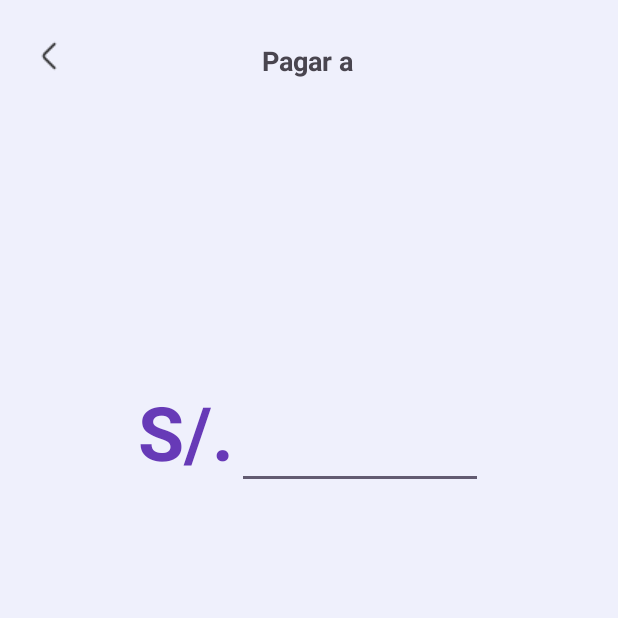
After one commit to CharlsMikhail/TPAGO, an Android app: the fragment RealizarO_Fragment shown on its own in the app's theme, on a phone screen of 412 x 824 dp, the top half of it. The commit adds this screen. Run offline under Robolectric (Android 15) with nearby library versions, the light colour scheme and no system bars.

Commit message:
UPDATE 4, fragment realizar

```diff
--- /dev/null
+++ b/TPAGO_APP/app/src/main/java/com/example/tpago/RealizarO_Fragment.kt
@@ -0,0 +1,59 @@
+package com.example.tpago
+
+import android.os.Bundle
+import androidx.fragment.app.Fragment
+import android.view.LayoutInflater
+import android.view.View
+import android.view.ViewGroup
+
+// TODO: Rename parameter arguments, choose names that match
+// the fragment initialization parameters, e.g. ARG_ITEM_NUMBER
+private const val ARG_PARAM1 = "param1"
+private const val ARG_PARAM2 = "param2"
+
+/**
+ * A simple [Fragment] subclass.
+ * Use the [RealizarO_Fragment.newInstance] factory method to
+ * create an instance of this fragment.
+ */
+class RealizarO_Fragment : Fragment() {
+    // TODO: Rename and change types of parameters
+    private var param1: String? = null
+    private var param2: String? = null
+
+    override fun onCreate(savedInstanceState: Bundle?) {
+        super.onCreate(savedInstanceState)
+        arguments?.let {
+            param1 = it.getString(ARG_PARAM1)
+            param2 = it.getString(ARG_PARAM2)
+        }
+    }
+
+    override fun onCreateView(
+        inflater: LayoutInflater, container: ViewGroup?,
+        savedInstanceState: Bundle?
+    ): View? {
+        // Inflate the layout for this fragment
+        return inflater.inflate(R.layout.fragment_realizar_o_, container, false)
+    }
+
+    companion object {
+        /**
+         * Use this factory method to create a new instance of
+         * this fragment using the provided parameters.
+         *
+         * @param param1 Parameter 1.
+         * @param param2 Parameter 2.
+         * @return A new instance of fragment RealizarO_Fragment.
+         */
+        // TODO: Rename and change types and number of parameters
+        @JvmStatic
+        fun newInstance(param1: String, param2: String) =
+            RealizarO_Fragment().apply {
+                arguments = Bundle().apply {
+                    putString(ARG_PARAM1, param1)
+                    putString(ARG_PARAM2, param2)
+                }
+            }
+    }
+}
--- /dev/null
+++ b/TPAGO_APP/app/src/main/res/layout/fragment_realizar_o_.xml
@@ -0,0 +1,80 @@
+<?xml version="1.0" encoding="utf-8"?>
+<androidx.constraintlayout.widget.ConstraintLayout xmlns:android="http://schemas.android.com/apk/res/android"
+    xmlns:app="http://schemas.android.com/apk/res-auto"
+    xmlns:tools="http://schemas.android.com/tools"
+    android:layout_width="match_parent"
+    android:layout_height="match_parent"
+    android:background="#EFF0FC"
+    tools:context=".RealizarO_Fragment" >
+
+    <androidx.constraintlayout.widget.ConstraintLayout
+        android:id="@+id/constraintLayout"
+        android:layout_width="match_parent"
+        android:layout_height="70dp"
+        app:layout_constraintEnd_toEndOf="parent"
+        app:layout_constraintStart_toStartOf="parent"
+        app:layout_constraintTop_toTopOf="parent">
+
+        <ImageView
+            android:id="@+id/imageView3"
+            android:layout_width="wrap_content"
+            android:layout_height="wrap_content"
+            android:src="@drawable/atras"
+            app:layout_constraintBottom_toBottomOf="parent"
+            app:layout_constraintEnd_toStartOf="@+id/textView3"
+            app:layout_constraintHorizontal_bias="0.117"
+            app:layout_constraintStart_toStartOf="parent"
+            app:layout_constraintTop_toTopOf="parent"
+            app:layout_constraintVertical_bias="0.567" />
+
+        <TextView
+            android:id="@+id/textView3"
+            android:layout_width="wrap_content"
+            android:layout_height="wrap_content"
+            android:layout_marginTop="28dp"
+            android:text="Pagar a"
+            android:textSize="18dp"
+            android:textStyle="bold"
+            app:layout_constraintEnd_toEndOf="parent"
+            app:layout_constraintHorizontal_bias="0.498"
+            app:layout_constraintStart_toStartOf="parent"
+            app:layout_constraintTop_toTopOf="parent" />
+
+    </androidx.constraintlayout.widget.ConstraintLayout>
+
+    <LinearLayout
+        android:layout_width="match_parent"
+        android:layout_height="100dp"
+        android:layout_marginTop="156dp"
+        android:layout_marginStart="90dp"
+        android:layout_marginEnd="90dp"
+        android:orientation="horizontal"
+        app:layout_constraintTop_toBottomOf="@+id/constraintLayout"
+        tools:layout_editor_absoluteX="16dp">
+
+
+        <TextView
+            android:id="@+id/textView12"
+            android:layout_width="117dp"
+            android:layout_height="match_parent"
+            android:layout_marginTop="28dp"
+            android:layout_weight="1"
+            android:text="S/."
+            android:textAlignment="center"
+            android:textColor="#673AB7"
+            android:textSize="50dp"
+            android:textStyle="bold"
+            app:layout_constraintEnd_toEndOf="parent"
+            app:layout_constraintHorizontal_bias="0.498"
+            app:layout_constraintStart_toStartOf="parent"
+            app:layout_constraintTop_toTopOf="parent" />
+
+        <EditText
+            android:id="@+id/editTextNumber2"
+            android:layout_width="wrap_content"
+            android:layout_height="match_parent"
+            android:layout_weight="1"
+            android:ems="10"
+            android:inputType="number" />
+    </LinearLayout>
+</androidx.constraintlayout.widget.ConstraintLayout>
--- a/TPAGO_APP/app/src/main/res/values/strings.xml
+++ b/TPAGO_APP/app/src/main/res/values/strings.xml
@@ -1,3 +1,5 @@
 <resources>
     <string name="app_name">TPAGO</string>
+    <!-- TODO: Remove or change this placeholder text -->
+    <string name="hello_blank_fragment">Hello blank fragment</string>
 </resources>
```
Also changed, not shown: TPAGO_APP/app/src/main/res/layout/activity_main.xml (+17 -16 lines), TPAGO_APP/app/src/main/res/drawable/atras.png (added).
